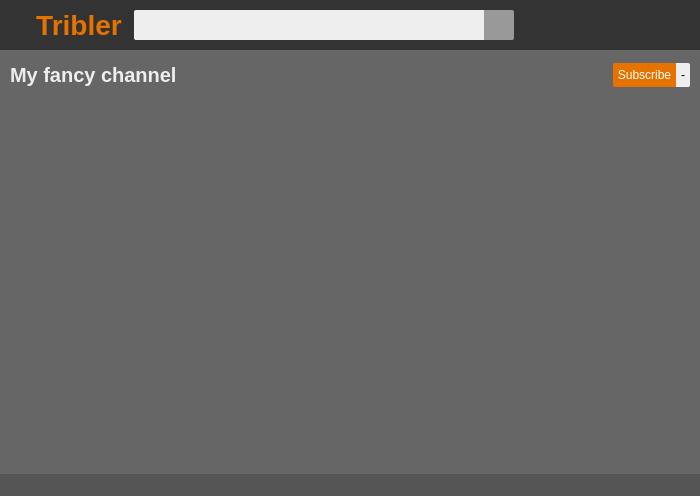
The window that TriblerGUI/qt_resources/mainwindow.ui (devos50/TriblerGUI) describes before a commit, drawn with Qt 5.
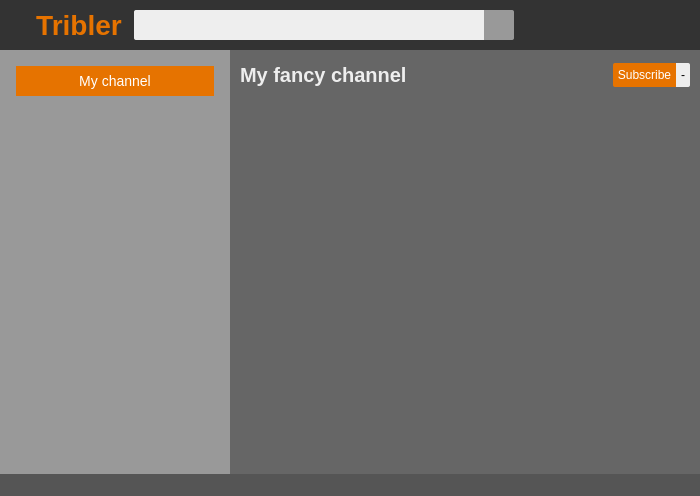
The same window after the commit. Icons and pictures are not drawn. Custom widgets are drawn as their Qt base class.

Commit message: Made a first implementation of the left menu

Patch:
```diff
--- a/TriblerGUI/qt_resources/mainwindow.ui
+++ b/TriblerGUI/qt_resources/mainwindow.ui
@@ -287,6 +287,106 @@
      </widget>
     </item>
     <item row="1" column="0">
+     <layout class="QHBoxLayout" name="central_h_layout">
+      <property name="spacing">
+       <number>0</number>
+      </property>
+      <property name="leftMargin">
+       <number>0</number>
+      </property>
+      <property name="topMargin">
+       <number>0</number>
+      </property>
+      <property name="rightMargin">
+       <number>0</number>
+      </property>
+      <property name="bottomMargin">
+       <number>0</number>
+      </property>
+      <item>
+       <widget class="QWidget" name="left_menu" native="true">
+        <property name="sizePolicy">
+         <sizepolicy hsizetype="Fixed" vsizetype="Preferred">
+          <horstretch>0</horstretch>
+          <verstretch>0</verstretch>
+         </sizepolicy>
+        </property>
+        <property name="minimumSize">
+         <size>
+          <width>230</width>
+          <height>0</height>
+         </size>
+        </property>
+        <property name="maximumSize">
+         <size>
+          <width>230</width>
+          <height>16777215</height>
+         </size>
+        </property>
+        <property name="autoFillBackground">
+         <bool>false</bool>
+        </property>
+        <property name="styleSheet">
+         <string notr="true">background-color: #999;</string>
+        </property>
+        <layout class="QVBoxLayout" name="verticalLayout_2">
+         <property name="spacing">
+          <number>4</number>
+         </property>
+         <property name="leftMargin">
+          <number>16</number>
+         </property>
+         <property name="topMargin">
+          <number>16</number>
+         </property>
+         <property name="rightMargin">
+          <number>16</number>
+         </property>
+         <property name="bottomMargin">
+          <number>16</number>
+         </property>
+         <item>
+          <widget class="QPushButton" name="my_channel_button">
+           <property name="minimumSize">
+            <size>
+             <width>0</width>
+             <height>30</height>
+            </size>
+           </property>
+           <property name="maximumSize">
+            <size>
+             <width>16777215</width>
+             <height>30</height>
+            </size>
+           </property>
+           <property name="styleSheet">
+            <string notr="true">color: white;
+border: none;
+background-color: #e67300;
+font-size: 14px;</string>
+           </property>
+           <property name="text">
+            <string>My channel</string>
+           </property>
+          </widget>
+         </item>
+         <item>
+          <spacer name="verticalSpacer">
+           <property name="orientation">
+            <enum>Qt::Vertical</enum>
+           </property>
+           <property name="sizeHint" stdset="0">
+            <size>
+             <width>20</width>
+             <height>366</height>
+            </size>
+           </property>
+          </spacer>
+         </item>
+        </layout>
+       </widget>
+      </item>
+      <item>
      <widget class="QStackedWidget" name="stackedWidget">
       <property name="currentIndex">
        <number>1</number>
@@ -514,6 +614,8 @@
      </widget>
     </item>
    </layout>
+    </item>
+   </layout>
   </widget>
   <widget class="TriblerStatusBar" name="statusBar">
    <property name="styleSheet">
```
Left out of the diff: 15 changed lines with no effect on the pictures. Lines whose indentation alone changed are shown as unchanged. The commit also changes 1 other file.
